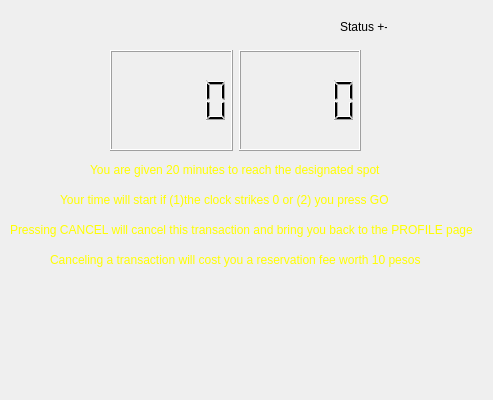
Qt form reservation.ui (powtaytwo/128Final) before a commit.
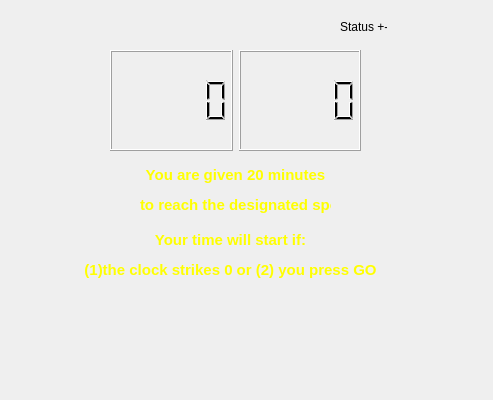
The same form after that commit. Icons and pictures are not drawn.

Diff of the .ui file:
```diff
--- a/reservation.ui
+++ b/reservation.ui
@@ -55,53 +55,27 @@
   <widget class="QLabel" name="label">
    <property name="geometry">
     <rect>
-     <x>90</x>
+     <x>140</x>
      <y>160</y>
-     <width>321</width>
-     <height>21</height>
+     <width>191</width>
+     <height>61</height>
     </rect>
    </property>
    <property name="text">
-    <string>&lt;html&gt;&lt;head/&gt;&lt;body&gt;&lt;p&gt;&lt;span style=&quot; font-size:9pt; color:#ffff00;&quot;&gt;You are given 20 minutes to reach the designated spot&lt;/span&gt;&lt;/p&gt;&lt;/body&gt;&lt;/html&gt;</string>
+    <string>&lt;html&gt;&lt;head/&gt;&lt;body&gt;&lt;p align=&quot;center&quot;&gt;&lt;span style=&quot; font-size:11pt; font-weight:600; color:#ffff00;&quot;&gt;You are given 20 minutes&lt;/span&gt;&lt;/p&gt;&lt;p align=&quot;center&quot;&gt;&lt;span style=&quot; font-size:11pt; font-weight:600; color:#ffff00;&quot;&gt;to reach the designated spot&lt;/span&gt;&lt;/p&gt;&lt;/body&gt;&lt;/html&gt;</string>
    </property>
   </widget>
   <widget class="QLabel" name="label_2">
    <property name="geometry">
     <rect>
-     <x>60</x>
-     <y>190</y>
-     <width>351</width>
-     <height>21</height>
+     <x>70</x>
+     <y>220</y>
+     <width>321</width>
+     <height>71</height>
     </rect>
    </property>
    <property name="text">
-    <string>&lt;html&gt;&lt;head/&gt;&lt;body&gt;&lt;p&gt;&lt;span style=&quot; font-size:9pt; color:#ffff00;&quot;&gt;Your time will start if (1)the clock strikes 0 or (2) you press GO&lt;/span&gt;&lt;/p&gt;&lt;/body&gt;&lt;/html&gt;</string>
-   </property>
-  </widget>
-  <widget class="QLabel" name="label_3">
-   <property name="geometry">
-    <rect>
-     <x>10</x>
-     <y>210</y>
-     <width>471</width>
-     <height>41</height>
-    </rect>
-   </property>
-   <property name="text">
-    <string>&lt;html&gt;&lt;head/&gt;&lt;body&gt;&lt;p&gt;&lt;span style=&quot; font-size:9pt; color:#ffff00;&quot;&gt;Pressing CANCEL will cancel this transaction and bring you back to the PROFILE page&lt;/span&gt;&lt;/p&gt;&lt;/body&gt;&lt;/html&gt;</string>
-   </property>
-  </widget>
-  <widget class="QLabel" name="label_4">
-   <property name="geometry">
-    <rect>
-     <x>50</x>
-     <y>240</y>
-     <width>391</width>
-     <height>41</height>
-    </rect>
-   </property>
-   <property name="text">
-    <string>&lt;html&gt;&lt;head/&gt;&lt;body&gt;&lt;p&gt;&lt;span style=&quot; font-size:9pt; color:#ffff00;&quot;&gt;Canceling a transaction will cost you a reservation fee worth 10 pesos&lt;/span&gt;&lt;/p&gt;&lt;/body&gt;&lt;/html&gt;</string>
+    <string>&lt;html&gt;&lt;head/&gt;&lt;body&gt;&lt;p align=&quot;center&quot;&gt;&lt;span style=&quot; font-size:11pt; font-weight:600; color:#ffff00;&quot;&gt;Your time will start if:&lt;/span&gt;&lt;/p&gt;&lt;p align=&quot;center&quot;&gt;&lt;span style=&quot; font-size:11pt; font-weight:600; color:#ffff00;&quot;&gt;(1)the clock strikes 0 or (2) you press GO&lt;/span&gt;&lt;/p&gt;&lt;/body&gt;&lt;/html&gt;</string>
    </property>
   </widget>
   <widget class="QPushButton" name="pushButton">
```
Left out of the diff: 2 changed lines with no effect on the pictures.
